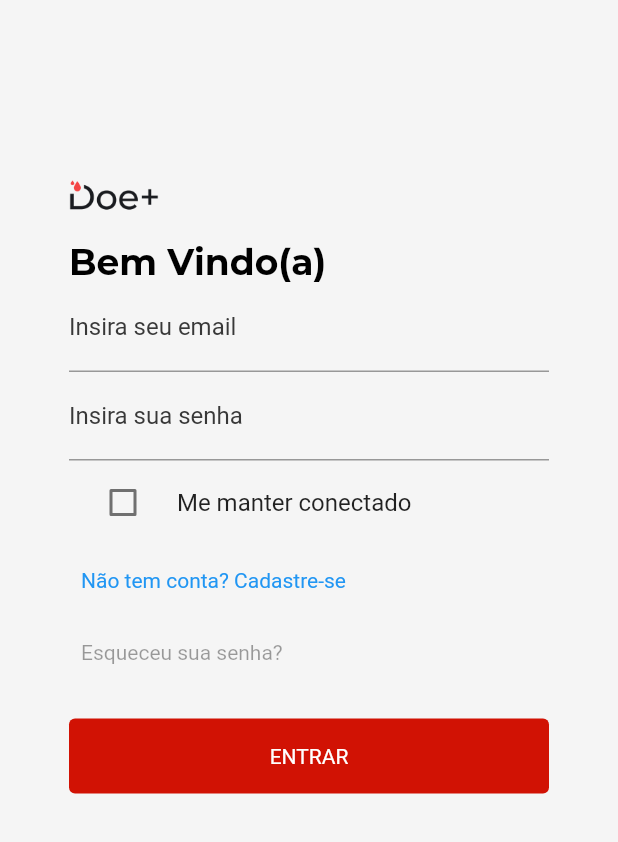
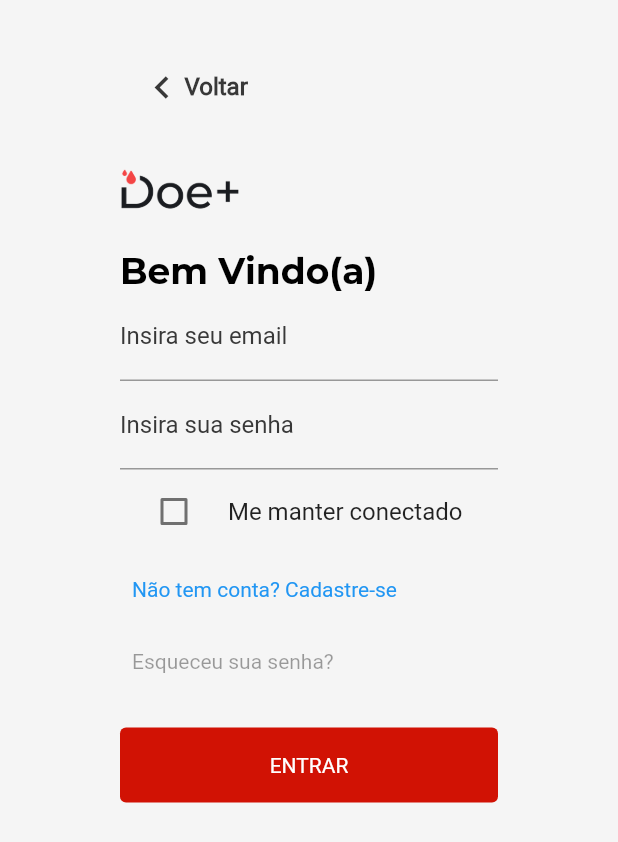
Before and after one commit to doe-mais-tcc/frontend-flutter, a Flutter app: the Login screen opened by its route, on a phone screen of 412 x 824 dp. Shown: the top 842 px of the screen. Run offline on Flutter 3.47's test engine with Material 2 defaults, Android fonts, the phone set to English and light mode, and no system bars; our stand-ins replace datetime_picker_formfield, shared_preferences; missing offline and left inert: responsively, steps_indicator; accounts and stored records are empty; network calls fail.

Commit message:
Corrigido frame do login e signup

```diff
--- a/lib/components/app_frame.dart
+++ b/lib/components/app_frame.dart
@@ -41,7 +41,7 @@ class BroadLayout extends StatelessWidget {
         padding: const EdgeInsets.only(bottom: 200),
         children: [
           Padding(
-            padding: const EdgeInsets.symmetric(horizontal: 80, vertical: 10),
+            padding: const EdgeInsets.symmetric(horizontal: 70, vertical: 10),
             child: Row(
               children: [
                 Image.asset(
--- /dev/null
+++ b/lib/components/custom_back_button.dart
@@ -0,0 +1,41 @@
+import 'package:flutter/material.dart';
+
+class CustomBackButton extends StatelessWidget {
+  @override
+  Widget build(BuildContext context) {
+    final Color buttonColor = Theme.of(context).indicatorColor;
+    return Row(
+      mainAxisSize: MainAxisSize.min,
+      children: [
+        TextButton(
+          style: TextButton.styleFrom(
+            primary: buttonColor,
+            textStyle: TextStyle(
+              color: buttonColor,
+              fontSize: 16,
+              fontWeight: FontWeight.bold,
+            ),
+          ),
+          child: Padding(
+            padding: const EdgeInsets.fromLTRB(5, 5, 15, 5),
+            child: Row(
+              children: [
+                Icon(
+                  Icons.chevron_left,
+                  size: 30,
+                  color: buttonColor,
+                ),
+                Text('Voltar'),
+              ],
+            ),
+          ),
+          onPressed: () {
+            var navigator = Navigator.of(context);
+            if (navigator.canPop()) navigator.pop();
+            navigator.pushNamed('/home');
+          },
+        ),
+      ],
+    );
+  }
+}
--- a/lib/screens/login.dart
+++ b/lib/screens/login.dart
@@ -1,3 +1,4 @@
+import 'package:doe_mais/components/custom_back_button.dart';
 import 'package:doe_mais/utils/custom_bottom_sheet.dart';
 import 'package:doe_mais/components/custom_elevated_button.dart';
 import 'package:doe_mais/models/user.dart';
@@ -49,16 +50,21 @@ class _LoginState extends State<Login> {
   Widget build(BuildContext context) {
     return Scaffold(
       body: SingleChildScrollView(
-        child: Center(
-          child: Container(
-            padding: EdgeInsets.symmetric(vertical: 100, horizontal: 40),
+        padding: const EdgeInsets.only(right: 80, left: 80, top: 30),
+        child: Column(
+          children: [
+            Align(
+              alignment: Alignment.centerLeft,
+              child: CustomBackButton(),
+            ),
+            ConstrainedBox(
               constraints: BoxConstraints(maxWidth: 400),
               child: Column(
                 crossAxisAlignment: CrossAxisAlignment.start,
                 children: [
                   Image.asset(
                     'assets/images/logo.png',
-                  width: 60,
+                    width: 80,
                   ),
                   Text('Bem Vindo(a)',
                       style: Theme.of(context).textTheme.headline1),
@@ -109,6 +115,7 @@ class _LoginState extends State<Login> {
                 ],
               ),
             ),
+          ],
         ),
       ),
     );
--- a/lib/utils/main_theme.dart
+++ b/lib/utils/main_theme.dart
@@ -25,6 +25,7 @@ ThemeData mainTheme() {
     hoverColor: hoverColor,
     disabledColor: disabled,
     errorColor: primary,
+    indicatorColor: minText,
     fontFamily: 'Roboto',
     textTheme: TextTheme(
       headline1: TextStyle(
```
Also changed, not shown: lib/screens/signup.dart (+16 -1 lines). Lines whose indentation alone changed are shown as unchanged.
